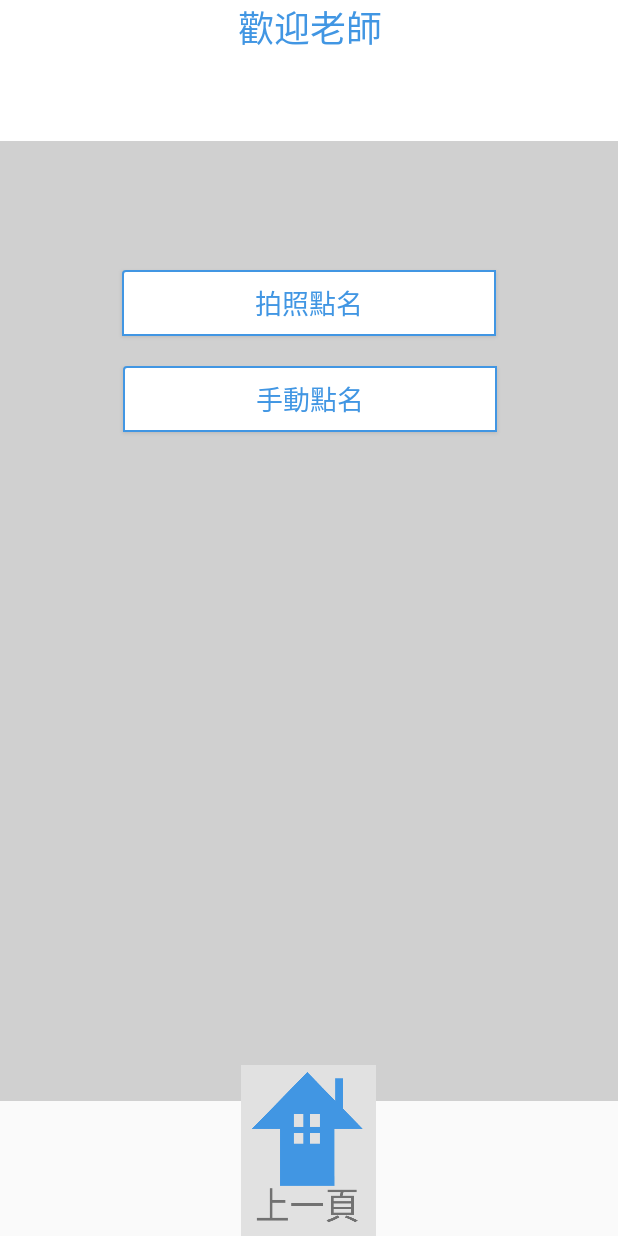
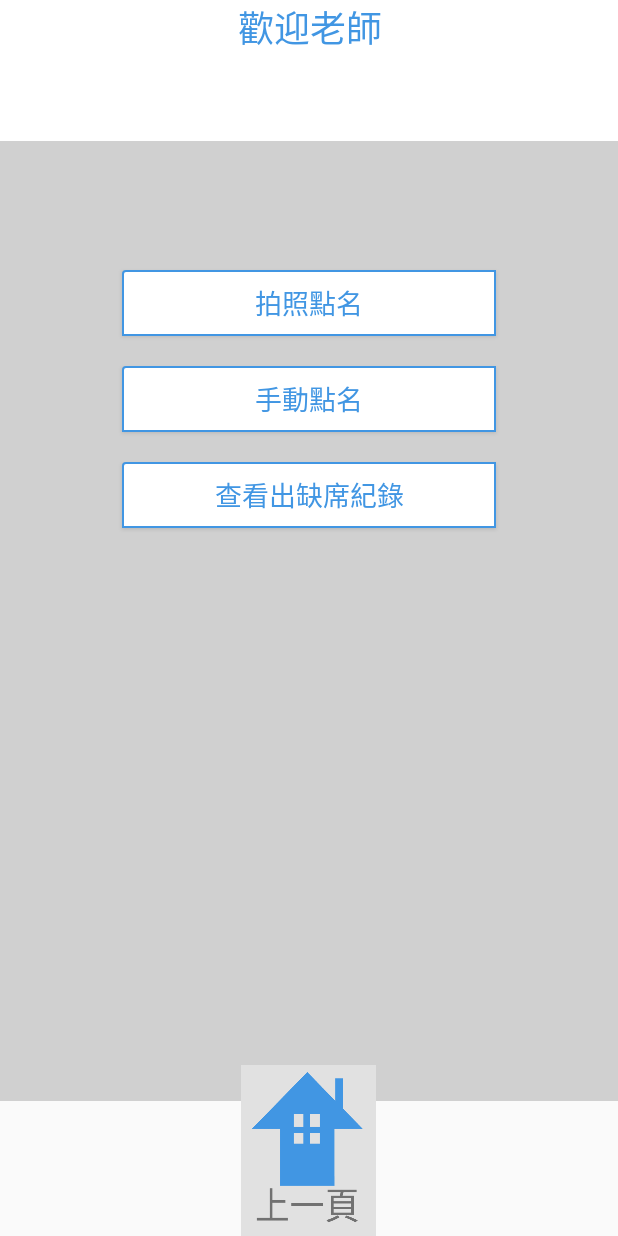
Before and after one commit to kevin77688/Face_recognition, an Android app: the layout activity_teacher_operation.xml on its own in the app's theme, with its tools: preview values and no code run, on a phone screen of 412 x 824 dp. Run offline under Robolectric (Android 15) with nearby library versions, the phone set to English and light mode, and no system bars.

Commit message:
Fix TeacherOperation bug , remove GlobalVariable.java

```diff
--- a/FaceRecognitionApp/app/src/main/AndroidManifest.xml
+++ b/FaceRecognitionApp/app/src/main/AndroidManifest.xml
@@ -21,7 +21,6 @@
     <uses-permission android:name="android.permission.CAMERA" />
 
     <application
-        android:name=".GlobalVariable"
         android:allowBackup="true"
         android:icon="@mipmap/ic_launcher"
         android:label="@string/app_name"
--- a/FaceRecognitionApp/app/src/main/res/layout/activity_teacher_operation.xml
+++ b/FaceRecognitionApp/app/src/main/res/layout/activity_teacher_operation.xml
@@ -5,20 +5,6 @@
     android:layout_width="match_parent"
     android:layout_height="match_parent"
     tools:context=".TeacherOperation">
-
-    <Button
-        android:id="@+id/button_take_photo_auto"
-        android:layout_width="249dp"
-        android:layout_height="44dp"
-        android:layout_marginTop="180dp"
-        android:background="@drawable/button_white"
-        android:onClick="onclick"
-        android:text="拍照點名"
-        android:textColor="#4196E3"
-        android:textSize="18sp"
-        app:layout_constraintEnd_toEndOf="parent"
-        app:layout_constraintStart_toStartOf="parent"
-        app:layout_constraintTop_toTopOf="parent" />
 
     <TextView
         android:id="@+id/background_all"
@@ -33,18 +19,28 @@
         app:layout_constraintVertical_bias="0.0" />
 
     <Button
+        android:id="@+id/button_take_photo_auto"
+        android:layout_width="249dp"
+        android:layout_height="44dp"
+        android:layout_marginTop="180dp"
+        android:background="@drawable/button_white"
+        android:text="拍照點名"
+        android:textColor="#4196E3"
+        android:textSize="18sp"
+        app:layout_constraintEnd_toEndOf="parent"
+        app:layout_constraintStart_toStartOf="parent"
+        app:layout_constraintTop_toTopOf="parent" />
+
+    <Button
         android:id="@+id/button_check_absence_record"
         android:layout_width="249dp"
         android:layout_height="44dp"
         android:layout_marginTop="20dp"
         android:background="@drawable/button_white"
-        android:onClick="onclick"
         android:text="查看出缺席紀錄"
         android:textColor="#4196E3"
         android:textSize="18sp"
-        app:layout_constraintEnd_toEndOf="parent"
-        app:layout_constraintHorizontal_bias="0.504"
-        app:layout_constraintStart_toStartOf="parent"
+        app:layout_constraintStart_toStartOf="@+id/button_take_photo"
         app:layout_constraintTop_toBottomOf="@+id/button_take_photo" />
 
     <Button
@@ -53,17 +49,14 @@
         android:layout_height="44dp"
         android:layout_marginTop="20dp"
         android:background="@drawable/button_white"
-        android:onClick="onclick"
         android:text="手動點名"
         android:textColor="#4196E3"
         android:textSize="18sp"
-        app:layout_constraintEnd_toEndOf="parent"
-        app:layout_constraintHorizontal_bias="0.504"
-        app:layout_constraintStart_toStartOf="parent"
+        app:layout_constraintStart_toStartOf="@+id/button_take_photo_auto"
         app:layout_constraintTop_toBottomOf="@+id/button_take_photo_auto" />
 
     <Button
-        android:id="@+id/button_take_photo"
+        android:id="@+id/goBack"
         android:layout_width="90dp"
         android:layout_height="114dp"
         android:background="@drawable/home_gray"
```
Also changed, not shown: FaceRecognitionApp/app/src/main/java/org/ntut/faceRecognition/GlobalVariable.java (deleted, +0 -54 lines), FaceRecognitionApp/app/src/main/java/org/ntut/faceRecognition/TeacherClassDate.java (+11 -5 lines), FaceRecognitionApp/app/src/main/java/org/ntut/faceRecognition/TeacherOperation.java (+25 -18 lines).
